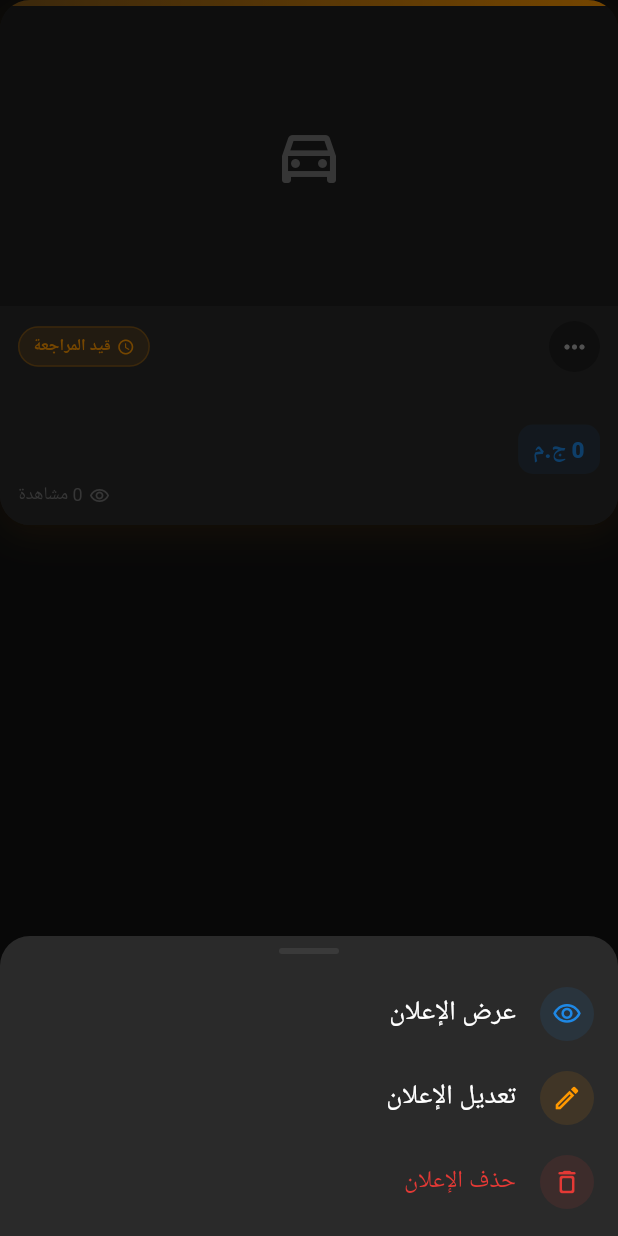
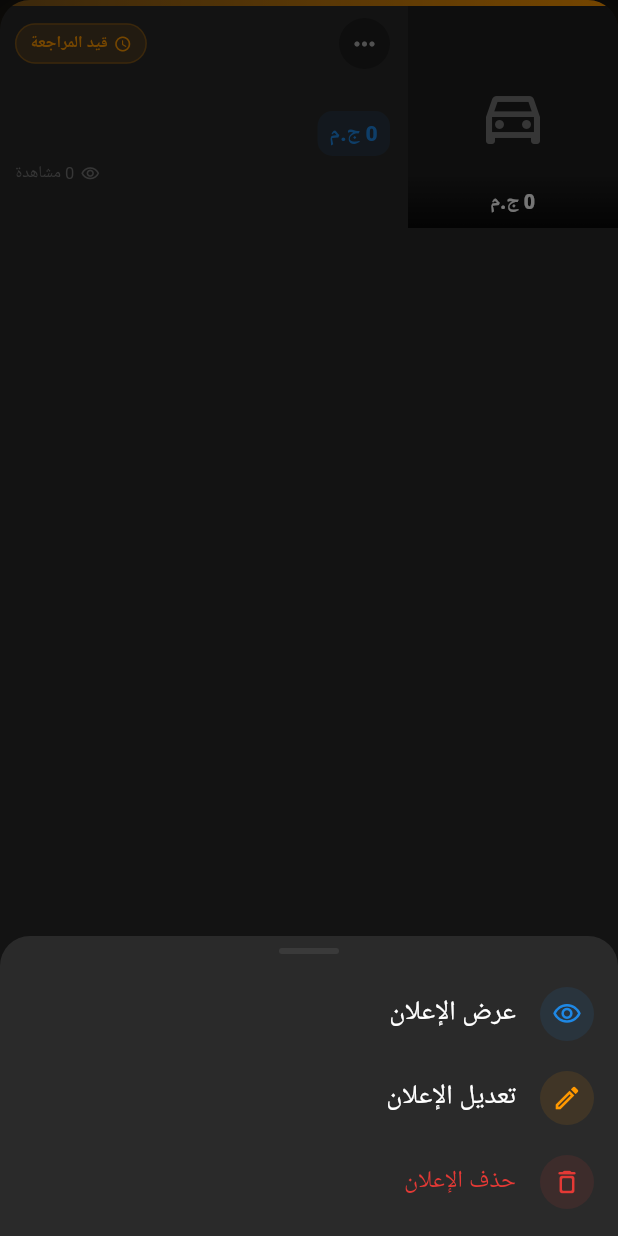
Before and after one commit to KareemTantawi8/cars_market, a Flutter app: the _MyAdCard widget shown alone on an empty page, opened directly with empty values, after a tap on the "keyboard control" icon, on a phone screen of 412 x 824 dp. Run offline on Flutter 3.47's test engine with Material 3 defaults, Android fonts, the phone set to English and light mode, and no system bars; our stand-ins replace cached_network_image, dio, equatable, firebase_core, firebase_messaging, flutter_bloc and 6 more; missing offline and left inert: pusher_reverb_flutter; accounts and stored records are empty; network calls fail.

Commit message:
solve the bugs

```diff
--- a/lib/features/ad_details/presentation/views/ad_details_screen.dart
+++ b/lib/features/ad_details/presentation/views/ad_details_screen.dart
@@ -107,17 +107,16 @@ class _AdDetailsScreenState extends State<AdDetailsScreen> {
   }
 
   Widget _buildContent(PublicAdDetailsModel ad) {
-    // Image PageView lives outside the vertical scroll so horizontal swipes are not
-    // eaten by the parent scroll view (vertical list + horizontal pager).
+    // Make the whole details content (including image section) scroll as one page.
     return Column(
       crossAxisAlignment: CrossAxisAlignment.stretch,
       children: [
-        _buildImageSection(ad),
         Expanded(
           child: SingleChildScrollView(
             child: Column(
               crossAxisAlignment: CrossAxisAlignment.stretch,
               children: [
+                _buildImageSection(ad),
                 _buildInfoCard(ad),
                 _buildSpecGrid(ad),
                 _buildDetailsSection(ad),
--- a/lib/features/auth/presentation/views/login_screen.dart
+++ b/lib/features/auth/presentation/views/login_screen.dart
@@ -450,12 +450,6 @@ class _LoginScreenState extends State<LoginScreen> {
                     ),
                   ),
 
-                  // Loading overlay
-                  if (isLoading)
-                    Container(
-                      color: Colors.black.withOpacity(0.35),
-                      child: const Center(child: CircularProgressIndicator()),
-                    ),
                 ],
               ),
             );
--- a/lib/features/my_ads/presentation/views/my_ads_screen.dart
+++ b/lib/features/my_ads/presentation/views/my_ads_screen.dart
@@ -1,5 +1,3 @@
-import 'dart:math' as math;
-
 import 'package:flutter/material.dart';
 import 'package:flutter_bloc/flutter_bloc.dart';
 import 'package:cached_network_image/cached_network_image.dart';
@@ -149,7 +147,10 @@ class _MyAdsScreenState extends State<MyAdsScreen> {
             itemCount: filtered.length,
             itemBuilder: (context, index) => Padding(
               padding: const EdgeInsets.only(bottom: 16),
-              child: _MyAdCard(ad: filtered[index]),
+              child: _MyAdCard(
+                key: ValueKey(filtered[index].id),
+                ad: filtered[index],
+              ),
             ),
           );
         }
@@ -343,20 +344,17 @@ class _FilterChip extends StatelessWidget {
   }
 }
 
-class _MyAdCard extends StatefulWidget {
+class _MyAdCard extends StatelessWidget {
   final AdModel ad;
 
-  const _MyAdCard({required this.ad});
+  const _MyAdCard({super.key, required this.ad});
 
-  @override
-  State<_MyAdCard> createState() => _MyAdCardState();
+  String? get _imageUrl {
+    final path = ad.firstImageUrl;
+    if (path == null || path.isEmpty) return null;
+    if (path.startsWith('http')) return path;
+    return '${AppConstants.storageBaseUrl}/$path';
   }
-
-class _MyAdCardState extends State<_MyAdCard> {
-  late final PageController _pageController;
-  int _pageIndex = 0;
-
-  AdModel get ad => widget.ad;
 
   bool get _isFeatured => false;
 
@@ -371,45 +369,15 @@ class _MyAdCardState extends State<_MyAdCard> {
     }
   }
 
-  List<String> get _imageUrls {
-    final out = <String>[];
-    for (final path in ad.images) {
-      if (path.isEmpty) continue;
-      if (path.startsWith('http')) {
-        out.add(path);
-      } else {
-        out.add('${AppConstants.storageBaseUrl}/$path');
-      }
-    }
-    return out;
-  }
-
   @override
-  void initState() {
-    super.initState();
-    _pageController = PageController();
-  }
-
-  @override
-  void dispose() {
-    _pageController.dispose();
-    super.dispose();
-  }
-
-  void _openAdDetails(BuildContext context) {
-    Navigator.pushNamed(
+  Widget build(BuildContext context) {
+    return GestureDetector(
+      onTap: () => Navigator.pushNamed(
         context,
         AppRoutes.adDetails,
         arguments: {'adId': ad.id},
-    );
-  }
-
-  @override
-  Widget build(BuildContext context) {
-    final urls = _imageUrls;
-    final pageCount = math.max(1, urls.length);
-
-    return Container(
+      ),
+      child: Container(
         decoration: BoxDecoration(
           color: context.cardBg,
           borderRadius: BorderRadius.circular(20),
@@ -430,8 +398,8 @@ class _MyAdCardState extends State<_MyAdCard> {
           borderRadius: BorderRadius.circular(20),
           child: Column(
             crossAxisAlignment: CrossAxisAlignment.stretch,
-          mainAxisSize: MainAxisSize.min,
             children: [
+              // Status accent bar
               Container(
                 height: 4,
                 decoration: BoxDecoration(
@@ -442,58 +410,65 @@ class _MyAdCardState extends State<_MyAdCard> {
                   ),
                 ),
               ),
+              // Main content row
               SizedBox(
-              height: 200,
-              width: double.infinity,
+                height: 148,
+                child: Row(
+                  textDirection: TextDirection.rtl,
+                  crossAxisAlignment: CrossAxisAlignment.stretch,
+                  children: [
+                    _buildImage(context),
+                    Expanded(child: _buildInfo(context)),
+                  ],
+                ),
+              ),
+            ],
+          ),
+        ),
+      ),
+    );
+  }
+
+  Widget _buildImage(BuildContext context) {
+    final imageUrl = _imageUrl;
+    return SizedBox(
+      width: 140,
+      height: 148,
       child: Stack(
-                fit: StackFit.expand,
         children: [
-                  ColoredBox(
-                    color: context.surfaceBg,
-                    child: PageView.builder(
-                      controller: _pageController,
-                      itemCount: pageCount,
-                      physics: const PageScrollPhysics(),
-                      onPageChanged: (i) => setState(() => _pageIndex = i),
-                      itemBuilder: (context, index) {
-                        final url = urls.isEmpty ? null : urls[index];
-                        return GestureDetector(
-                          behavior: HitTestBehavior.deferToChild,
-                          onTap: () => _openAdDetails(context),
-                          child: url != null
+          Positioned.fill(
+            child: imageUrl != null
                 ? CachedNetworkImage(
-                                  imageUrl: url,
+                    imageUrl: imageUrl,
                     fit: BoxFit.cover,
-                                  width: double.infinity,
-                                  height: double.infinity,
                     placeholder: (_, __) => _placeholder(context),
                     errorWidget: (_, __, ___) => _placeholder(context),
                   )
                 : _placeholder(context),
-                        );
-                      },
+          ),
+          // Price overlay at bottom of image
+          Positioned(
+            bottom: 0,
+            left: 0,
+            right: 0,
+            child: Container(
+              padding: const EdgeInsets.symmetric(horizontal: 10, vertical: 8),
+              decoration: BoxDecoration(
+                gradient: LinearGradient(
+                  colors: [Colors.black.withOpacity(0.75), Colors.transparent],
+                  begin: Alignment.bottomCenter,
+                  end: Alignment.topCenter,
                 ),
               ),
-                  if (urls.length > 1)
-                    Positioned(
-                      bottom: 8,
-                      left: 0,
-                      right: 0,
-                      child: Row(
-                        mainAxisAlignment: MainAxisAlignment.center,
-                        children: List.generate(urls.length, (i) {
-                          final active = i == _pageIndex;
-                          return AnimatedContainer(
-                            duration: const Duration(milliseconds: 200),
-                            margin: const EdgeInsets.symmetric(horizontal: 3),
-                            width: active ? 18 : 6,
-                            height: 6,
-                            decoration: BoxDecoration(
-                              color: active ? AppColors.primaryColor : Colors.white54,
-                              borderRadius: BorderRadius.circular(4),
+              child: Text(
+                ad.priceFormatted,
+                style: AppTextStyles.bodySmall.copyWith(
+                  color: Colors.white,
+                  fontWeight: FontWeight.w800,
+                  fontSize: 13,
                 ),
-                          );
-                        }),
+                textAlign: TextAlign.center,
+              ),
             ),
           ),
           if (_isFeatured)
@@ -528,27 +503,16 @@ class _MyAdCardState extends State<_MyAdCard> {
             ),
         ],
       ),
-            ),
-            Material(
-              color: context.cardBg,
-              child: InkWell(
-                onTap: () => _openAdDetails(context),
-                child: Padding(
-                  padding: const EdgeInsets.fromLTRB(12, 10, 12, 12),
-                  child: _buildInfoBody(context),
-                ),
-              ),
-            ),
-          ],
-        ),
-      ),
     );
   }
 
-  Widget _buildInfoBody(BuildContext context) {
-    return Column(
+  Widget _buildInfo(BuildContext context) {
+    return Padding(
+      padding: const EdgeInsets.fromLTRB(10, 8, 12, 6),
+      child: Column(
         crossAxisAlignment: CrossAxisAlignment.end,
         children: [
+          // Status chip + menu button row
           Row(
             mainAxisAlignment: MainAxisAlignment.spaceBetween,
             children: [
@@ -567,24 +531,26 @@ class _MyAdCardState extends State<_MyAdCard> {
               _StatusChip(status: ad.statusNormalized),
             ],
           ),
-        const SizedBox(height: 6),
+          const SizedBox(height: 4),
+          // Title
           Text(
             ad.title,
             style: AppTextStyles.bodyLarge.copyWith(
               fontWeight: FontWeight.bold,
               color: context.textPrimary,
-            fontSize: 16,
+              fontSize: 15,
               height: 1.35,
             ),
             maxLines: 2,
             overflow: TextOverflow.ellipsis,
             textAlign: TextAlign.right,
           ),
-        const SizedBox(height: 8),
+          const SizedBox(height: 4),
+          // Price badge
           Align(
             alignment: Alignment.centerRight,
             child: Container(
-            padding: const EdgeInsets.symmetric(horizontal: 10, vertical: 5),
+              padding: const EdgeInsets.symmetric(horizontal: 8, vertical: 4),
               decoration: BoxDecoration(
                 color: AppColors.primaryColor.withOpacity(0.12),
                 borderRadius: BorderRadius.circular(10),
@@ -594,27 +560,29 @@ class _MyAdCardState extends State<_MyAdCard> {
                 style: AppTextStyles.bodyMedium.copyWith(
                   color: AppColors.primaryColor,
                   fontWeight: FontWeight.w800,
-                fontSize: 15,
+                  fontSize: 14,
                 ),
               ),
             ),
           ),
-        const SizedBox(height: 6),
+          const SizedBox(height: 4),
+          // Views row
           Row(
             mainAxisAlignment: MainAxisAlignment.end,
             children: [
-            Icon(Icons.remove_red_eye_outlined, size: 14, color: context.textHint),
+              Icon(Icons.remove_red_eye_outlined, size: 13, color: context.textHint),
               const SizedBox(width: 4),
               Text(
                 ad.viewsFormatted,
                 style: AppTextStyles.caption.copyWith(
                   color: context.textHint,
-                fontSize: 12,
+                  fontSize: 11,
                 ),
               ),
             ],
           ),
         ],
+      ),
     );
   }
 
--- a/lib/features/vendor/presentation/views/vendor_profile_screen.dart
+++ b/lib/features/vendor/presentation/views/vendor_profile_screen.dart
@@ -1713,6 +1713,7 @@ class _AdTile extends StatelessWidget {
   @override
   Widget build(BuildContext context) {
     final url = _imageUrl();
+
     return Material(
       color: context.cardBg,
       borderRadius: BorderRadius.circular(16),
```
Lines whose indentation alone changed are shown as unchanged.
